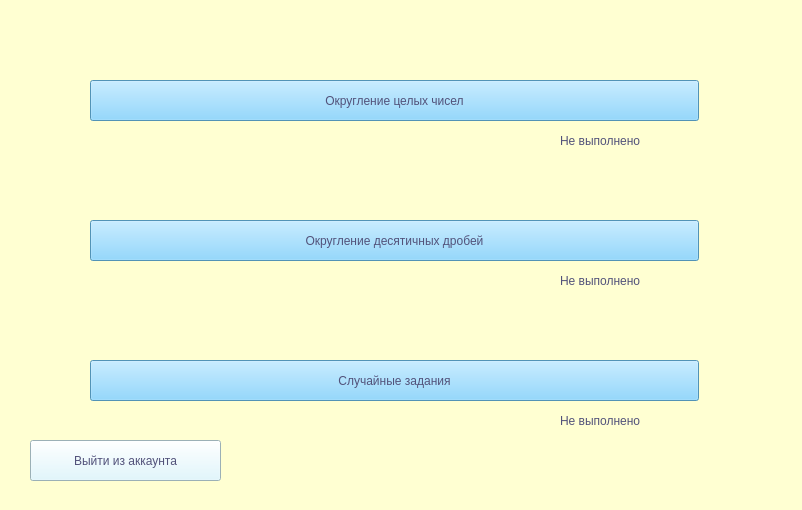
Before: the Qt Designer form universegy.ui in sonyachep/Universegy, drawn with Qt 5.
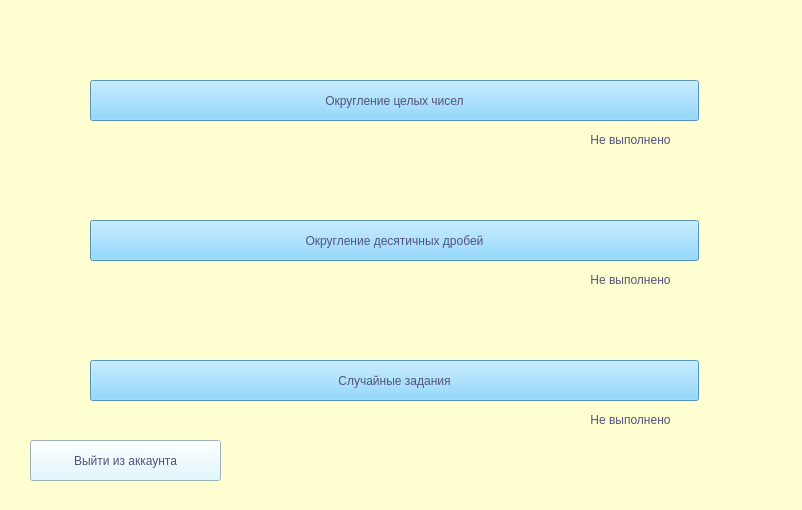
After: the same form once the commit is applied. The open tabs and pages were chosen to show the change.

What changed in the file:
```diff
--- a/universegy.ui
+++ b/universegy.ui
@@ -614,7 +614,7 @@
 color: rgb(82, 82, 122);</string>
       </property>
       <property name="text">
-       <string>Не выполнено</string>
+       <string>&lt;html&gt;&lt;head/&gt;&lt;body&gt;&lt;p align=&quot;center&quot;&gt;Не выполнено&lt;/p&gt;&lt;/body&gt;&lt;/html&gt;</string>
       </property>
      </widget>
      <widget class="QLabel" name="done_1">
@@ -631,7 +631,7 @@
 color: rgb(82, 82, 122);</string>
       </property>
       <property name="text">
-       <string>Не выполнено</string>
+       <string>&lt;html&gt;&lt;head/&gt;&lt;body&gt;&lt;p align=&quot;center&quot;&gt;Не выполнено&lt;/p&gt;&lt;/body&gt;&lt;/html&gt;</string>
       </property>
      </widget>
      <widget class="QLabel" name="done_3">
@@ -648,7 +648,7 @@
 color: rgb(82, 82, 122);</string>
       </property>
       <property name="text">
-       <string>Не выполнено</string>
+       <string>&lt;html&gt;&lt;head/&gt;&lt;body&gt;&lt;p align=&quot;center&quot;&gt;Не выполнено&lt;/p&gt;&lt;/body&gt;&lt;/html&gt;</string>
       </property>
      </widget>
      <widget class="QPushButton" name="logout">
```
Left out of the diff: 7 changed lines with no effect on the pictures.
